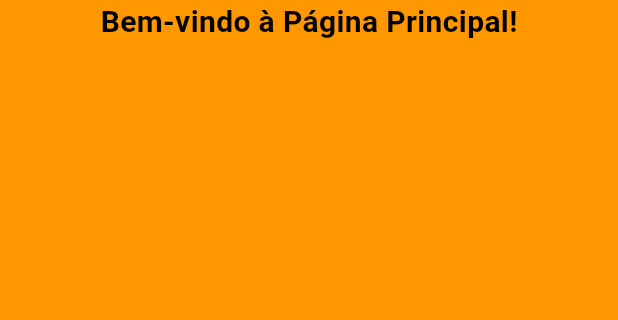
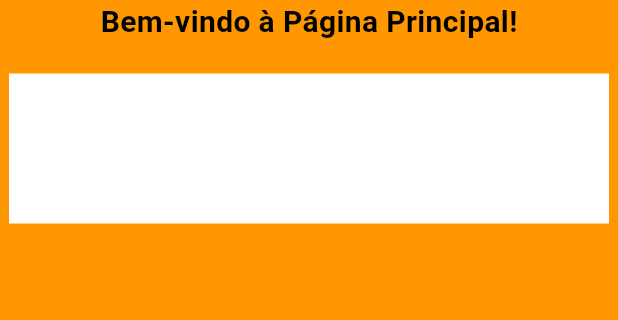
Before and after one commit to kelisbatista/Action-Food, a Flutter app: the PaginaPrincipal screen opened by its route, on a phone screen of 412 x 824 dp, the part 333-653 px from its top. Run offline on Flutter 3.47's test engine with Material 3 defaults, Android fonts, the light colour scheme and no system bars; our stand-ins replace firebase_core; accounts and stored records are empty.

Commit message:
'alteracoes'

```diff
--- a/mobile/lib/pagina_principal.dart
+++ b/mobile/lib/pagina_principal.dart
@@ -36,12 +36,29 @@ class PaginaPrincipal extends StatelessWidget {
               color: Colors.black ,
             ),
             ),
+            SizedBox(height: 20),
 
 
-
-          ],
-        ),
+                  Estabs("Fulano", "Comida"),
+                ],
+              ),
       ),
     );
   }
 }
+
+class Estabs extends StatelessWidget {
+
+  final String nomeEstab;
+  final String descricaoEstab;
+
+  const Estabs(this.nomeEstab, this.descricaoEstab, {super.key});
+
+  @override
+  Widget build(BuildContext context) {
+    return Container(
+      width: 400, height: 100,
+      color: Colors.white,
+    );
+  }
+}
```
